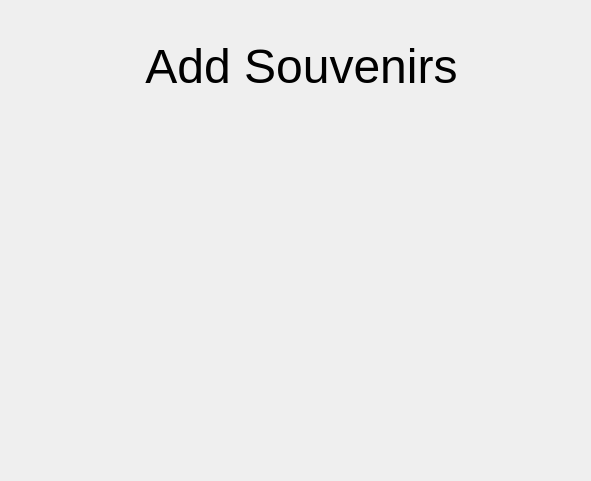
Above: adminwindow.ui from Jesus0342/CS1D-Project-2 before the change. Below: the same form after it.
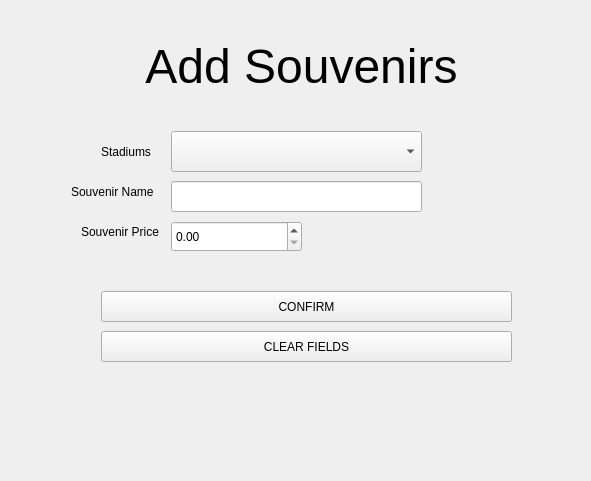
That is the form after the change. The open tabs and pages were chosen to show the change.

What changed in the file:
```diff
--- a/adminwindow.ui
+++ b/adminwindow.ui
@@ -200,6 +200,129 @@
         <string>&lt;html&gt;&lt;head/&gt;&lt;body&gt;&lt;p align=&quot;center&quot;&gt;&lt;span style=&quot; font-size:36pt;&quot;&gt;Add Souvenirs&lt;/span&gt;&lt;/p&gt;&lt;/body&gt;&lt;/html&gt;</string>
        </property>
       </widget>
+      <widget class="QPushButton" name="pushButton_confirmAdd">
+       <property name="geometry">
+        <rect>
+         <x>90</x>
+         <y>280</y>
+         <width>411</width>
+         <height>31</height>
+        </rect>
+       </property>
+       <property name="text">
+        <string>CONFIRM</string>
+       </property>
+      </widget>
+      <widget class="QComboBox" name="comboBo_stadiumList">
+       <property name="geometry">
+        <rect>
+         <x>160</x>
+         <y>120</y>
+         <width>251</width>
+         <height>41</height>
+        </rect>
+       </property>
+      </widget>
+      <widget class="QDoubleSpinBox" name="doubleSpinBox_itemPrice">
+       <property name="geometry">
+        <rect>
+         <x>160</x>
+         <y>210</y>
+         <width>131</width>
+         <height>31</height>
+        </rect>
+       </property>
+       <property name="maximum">
+        <double>1000000000.000000000000000</double>
+       </property>
+      </widget>
+      <widget class="QLineEdit" name="lineEdit_itemName">
+       <property name="geometry">
+        <rect>
+         <x>160</x>
+         <y>170</y>
+         <width>251</width>
+         <height>31</height>
+        </rect>
+       </property>
+      </widget>
+      <widget class="QPushButton" name="pushButton_clearFields">
+       <property name="geometry">
+        <rect>
+         <x>90</x>
+         <y>320</y>
+         <width>411</width>
+         <height>31</height>
+        </rect>
+       </property>
+       <property name="text">
+        <string>CLEAR FIELDS</string>
+       </property>
+      </widget>
+      <widget class="QLabel" name="label_status">
+       <property name="geometry">
+        <rect>
+         <x>160</x>
+         <y>360</y>
+         <width>281</width>
+         <height>51</height>
+        </rect>
+       </property>
+       <property name="styleSheet">
+        <string notr="true">font: 16pt &quot;Tahoma&quot;;</string>
+       </property>
+       <property name="text">
+        <string/>
+       </property>
+      </widget>
+      <widget class="QLabel" name="label_1">
+       <property name="geometry">
+        <rect>
+         <x>90</x>
+         <y>130</y>
+         <width>61</width>
+         <height>21</height>
+        </rect>
+       </property>
+       <property name="styleSheet">
+        <string notr="true">font: 10pt &quot;MS Shell Dlg 2&quot;;</string>
+       </property>
+       <property name="text">
+        <string>Stadiums</string>
+       </property>
+      </widget>
+      <widget class="QLabel" name="label_2">
+       <property name="geometry">
+        <rect>
+         <x>60</x>
+         <y>170</y>
+         <width>91</width>
+         <height>21</height>
+        </rect>
+       </property>
+       <property name="styleSheet">
+        <string notr="true">font: 10pt &quot;MS Shell Dlg 2&quot;;</string>
+       </property>
+       <property name="text">
+        <string>Souvenir Name</string>
+       </property>
+      </widget>
+      <widget class="QLabel" name="label_3">
+       <property name="geometry">
+        <rect>
+         <x>70</x>
+         <y>210</y>
+         <width>91</width>
+         <height>21</height>
+        </rect>
+       </property>
+       <property name="styleSheet">
+        <string notr="true">font: 10pt &quot;MS Shell Dlg 2&quot;;</string>
+       </property>
+       <property name="text">
+        <string>Souvenir Price</string>
+       </property>
+      </widget>
      </widget>
      <widget class="QWidget" name="page_modifySouvenirs">
       <widget class="QLabel" name="label_adminTitle_4">
```
Left out of the diff: 88 changed lines with no effect on the pictures.
